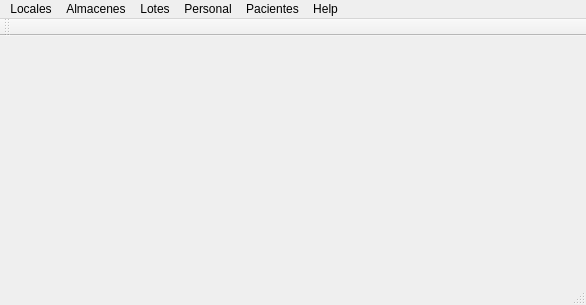
First picture: the form in PAF_GUI/PAF_GRAFICA/gui/mainwindow.ui, repository JMOrbegoso/USS-2021-II-PP, before the edit.
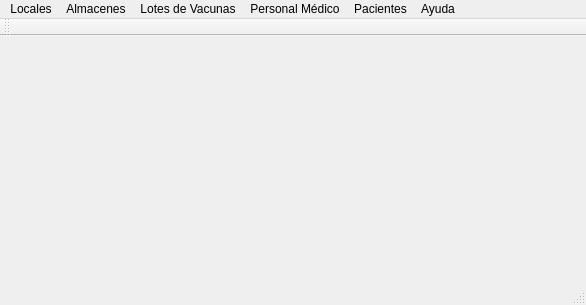
Second picture: the form after the edit.

What changed in the file:
```diff
--- a/PAF_GUI/PAF_GRAFICA/gui/mainwindow.ui
+++ b/PAF_GUI/PAF_GRAFICA/gui/mainwindow.ui
@@ -20,7 +20,7 @@
      <x>0</x>
      <y>0</y>
      <width>586</width>
-     <height>25</height>
+     <height>20</height>
     </rect>
    </property>
    <widget class="QMenu" name="menuLocales">
@@ -41,7 +41,7 @@
    </widget>
    <widget class="QMenu" name="menuLotes">
     <property name="title">
-     <string>Lotes</string>
+     <string>Lotes de Vacunas</string>
     </property>
     <addaction name="actionRegistrar_Lote"/>
     <addaction name="separator"/>
@@ -49,7 +49,7 @@
    </widget>
    <widget class="QMenu" name="menuPersonal">
     <property name="title">
-     <string>Personal</string>
+     <string>Personal Médico</string>
     </property>
     <addaction name="actionRegistrar_Personal_M_dico"/>
     <addaction name="separator"/>
@@ -68,7 +68,7 @@
    </widget>
    <widget class="QMenu" name="menuHelp">
     <property name="title">
-     <string>Help</string>
+     <string>Ayuda</string>
     </property>
     <addaction name="actionAcerca_de"/>
     <addaction name="actionSalir"/>
```
Left out of the diff: 8 changed lines with no effect on the pictures.
